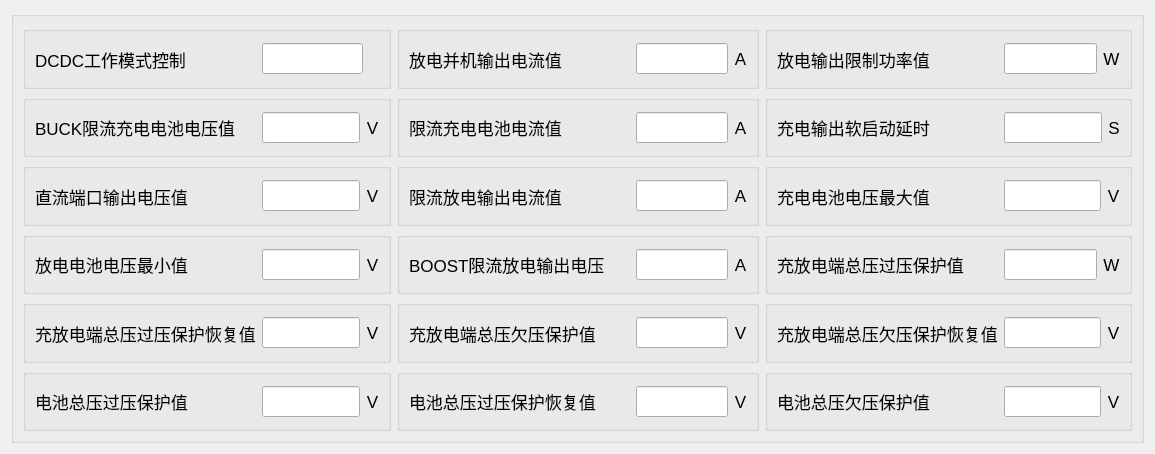
Qt form tformconfig1.ui (Curtain-Wang/TDB) before a commit.
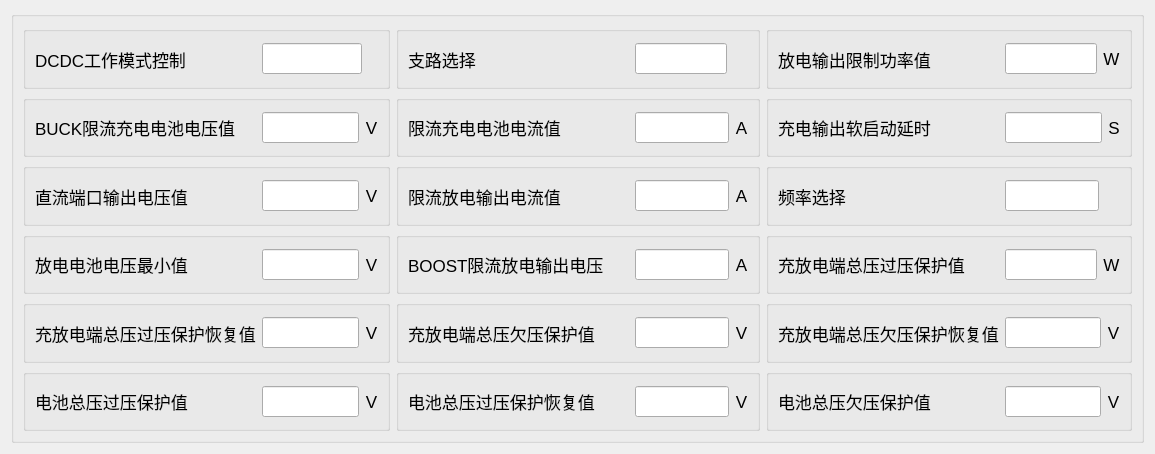
The same form after that commit. Custom widgets are drawn as their Qt base class.

Commit message: 新增 电感电流1   修改两个寄存器的名字

The edit to the form file:
```diff
--- a/tformconfig1.ui
+++ b/tformconfig1.ui
@@ -104,7 +104,7 @@
             </font>
            </property>
            <property name="text">
-            <string>放电并机输出电流值</string>
+            <string>支路选择</string>
            </property>
            <property name="alignment">
             <set>Qt::AlignLeading|Qt::AlignLeft|Qt::AlignVCenter</set>
@@ -138,7 +138,7 @@
             </font>
            </property>
            <property name="text">
-            <string>A</string>
+            <string>   </string>
            </property>
            <property name="alignment">
             <set>Qt::AlignCenter</set>
@@ -552,7 +552,7 @@
             </font>
            </property>
            <property name="text">
-            <string>充电电池电压最大值</string>
+            <string>频率选择</string>
            </property>
            <property name="alignment">
             <set>Qt::AlignLeading|Qt::AlignLeft|Qt::AlignVCenter</set>
@@ -586,7 +586,7 @@
             </font>
            </property>
            <property name="text">
-            <string>V</string>
+            <string>   </string>
            </property>
            <property name="alignment">
             <set>Qt::AlignCenter</set>
```
The commit also changes 2 other files.
